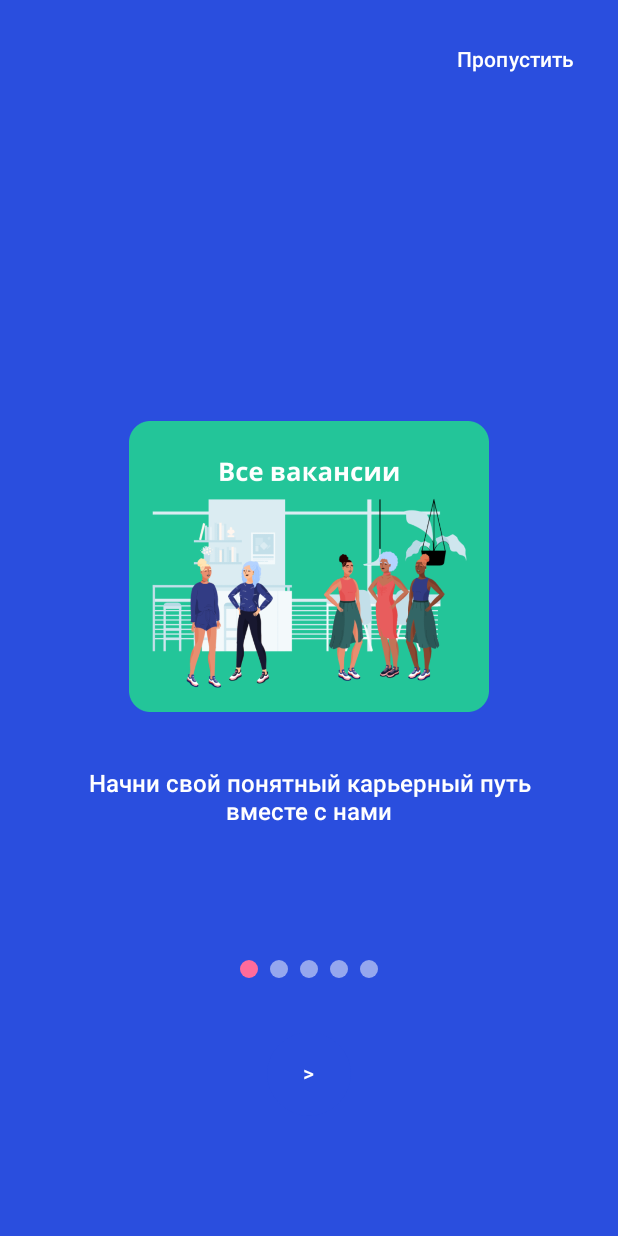
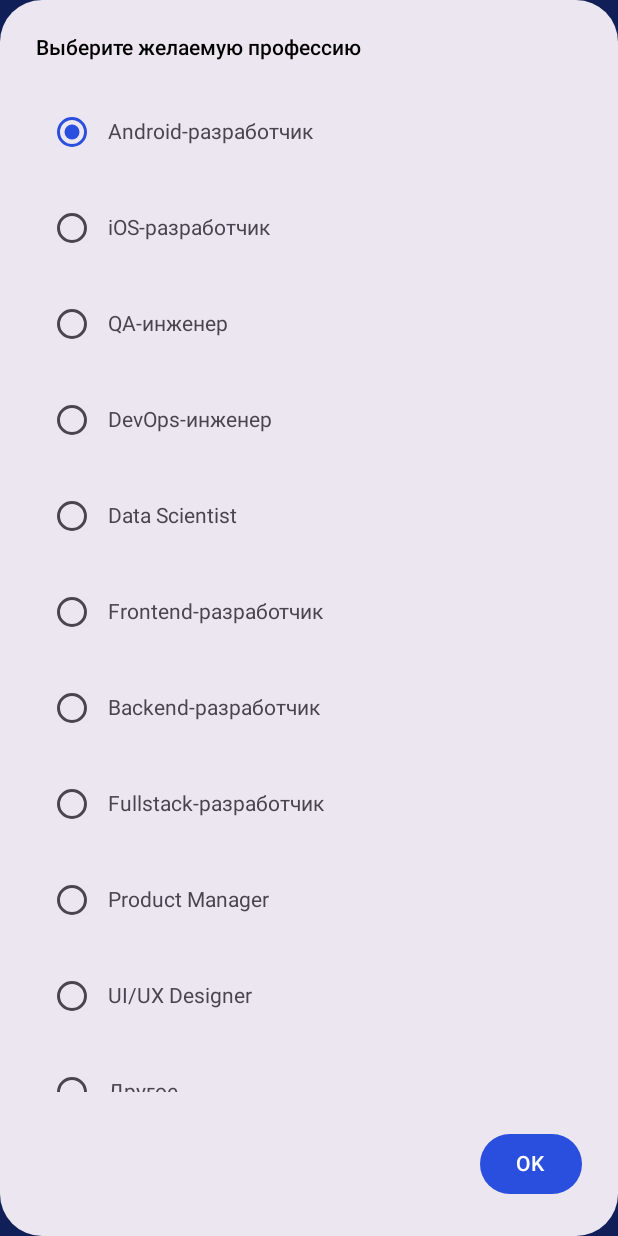
Before and after one commit to V0val0x/ProCareerV2, an Android app built with Jetpack Compose: the screen it shows after launch (MainActivity), after a tap on "Пропустить", on a phone screen of 412 x 824 dp. Run offline under Robolectric (Android 15) with nearby library versions, the phone set to English and light mode, and no system bars; our stand-ins replace Dagger/Hilt's generated code; 1 other tap on this screen came first.

Commit message:
Stable build 1st part of updates + onboarding fixes

```diff
--- a/app/src/main/java/com/example/procareerv2/presentation/navigation/NavGraph.kt
+++ b/app/src/main/java/com/example/procareerv2/presentation/navigation/NavGraph.kt
@@ -48,7 +48,7 @@ sealed class Screen(val route: String) {
 fun NavGraph(navController: NavHostController) {
     val authViewModel: AuthViewModel = hiltViewModel()
     val userState by authViewModel.user.collectAsState()
-    val startDestination = Screen.Splash.route
+    val startDestination = Screen.Onboarding.route
 
     NavHost(
         navController = navController,
@@ -82,7 +82,12 @@ fun NavGraph(navController: NavHostController) {
                     }
                 },
                 onSkip = {
-                    navController.navigate(Screen.Login.route) {
+                    navController.navigate(Screen.Home.route) {
+                        popUpTo(Screen.Onboarding.route) { inclusive = true }
+                    }
+                },
+                onNavigateToHome = {
+                    navController.navigate(Screen.Home.route) {
                         popUpTo(Screen.Onboarding.route) { inclusive = true }
                     }
                 }
--- a/app/src/main/java/com/example/procareerv2/presentation/onboarding/OnboardingScreen.kt
+++ b/app/src/main/java/com/example/procareerv2/presentation/onboarding/OnboardingScreen.kt
@@ -9,16 +9,22 @@ import androidx.compose.foundation.layout.Column
 import androidx.compose.foundation.layout.Row
 import androidx.compose.foundation.layout.fillMaxSize
 import androidx.compose.foundation.layout.fillMaxWidth
+import androidx.compose.foundation.layout.height
 import androidx.compose.foundation.layout.padding
 import androidx.compose.foundation.layout.size
 import androidx.compose.foundation.pager.HorizontalPager
 import androidx.compose.foundation.pager.rememberPagerState
 import androidx.compose.foundation.shape.CircleShape
+import androidx.compose.material3.AlertDialog
 import androidx.compose.material3.Button
 import androidx.compose.material3.MaterialTheme
+import androidx.compose.material3.RadioButton
 import androidx.compose.material3.Text
 import androidx.compose.material3.TextButton
 import androidx.compose.runtime.Composable
+import androidx.compose.runtime.getValue
+import androidx.compose.runtime.mutableStateOf
+import androidx.compose.runtime.remember
 import androidx.compose.runtime.rememberCoroutineScope
 import androidx.compose.ui.Alignment
 import androidx.compose.ui.Modifier
@@ -29,6 +35,13 @@ import androidx.compose.ui.text.style.TextAlign
 import androidx.compose.ui.unit.dp
 import com.example.procareerv2.R
 import kotlinx.coroutines.launch
+import androidx.compose.foundation.clickable
+import androidx.compose.ui.zIndex
+import androidx.compose.material3.OutlinedTextField
+import androidx.compose.runtime.saveable.rememberSaveable
+import androidx.compose.runtime.setValue
+import androidx.compose.foundation.lazy.LazyColumn
+import androidx.compose.foundation.lazy.items
 
 data class OnboardingPage(
     val image: Int,
@@ -40,7 +53,8 @@ data class OnboardingPage(
 @Composable
 fun OnboardingScreen(
     onNavigateToLogin: () -> Unit,
-    onSkip: () -> Unit
+    onSkip: () -> Unit,
+    onNavigateToHome: () -> Unit
 ) {
     val pages = listOf(
         OnboardingPage(
@@ -72,18 +86,27 @@ fun OnboardingScreen(
 
     val pagerState = rememberPagerState(pageCount = { pages.size })
     val coroutineScope = rememberCoroutineScope()
+    var showProfessionDialog = remember { mutableStateOf(false) }
+    var selectedProfession = remember { mutableStateOf(IT_PROFESSIONS[0]) }
+    var onboardingFinished = remember { mutableStateOf(false) }
+    var customProfession by rememberSaveable { mutableStateOf("") }
+
+    fun finishOnboarding() {
+        showProfessionDialog.value = true
+    }
 
     Box(
         modifier = Modifier
             .fillMaxSize()
             .background(MaterialTheme.colorScheme.primary)
     ) {
-        // Skip button
+        // Skip button (поверх всего)
         TextButton(
-            onClick = onSkip,
+            onClick = { finishOnboarding() },
             modifier = Modifier
                 .align(Alignment.TopEnd)
-                .padding(16.dp)
+                .padding(top = 32.dp, end = 16.dp)
+                .zIndex(2f)
         ) {
             Text(
                 text = "Пропустить",
@@ -124,16 +147,72 @@ fun OnboardingScreen(
                             pagerState.animateScrollToPage(pagerState.currentPage + 1)
                         }
                     } else {
-                        onNavigateToLogin()
+                        finishOnboarding()
                     }
                 },
                 modifier = Modifier
                     .padding(16.dp)
-                    .size(56.dp)
-                    .clip(CircleShape)
             ) {
-                Text(">")
+                Image(
+                    painter = painterResource(id = R.drawable.next),
+                    contentDescription = "Далее"
+                )
             }
+        }
+
+        if (showProfessionDialog.value) {
+            AlertDialog(
+                onDismissRequest = {},
+                title = { Text("Выберите желаемую профессию") },
+                text = {
+                    LazyColumn {
+                        items(IT_PROFESSIONS.size) { index ->
+                            val profession = IT_PROFESSIONS[index]
+                            Row(
+                                verticalAlignment = Alignment.CenterVertically,
+                                modifier = Modifier
+                                    .fillMaxWidth()
+                                    .clickable {
+                                        selectedProfession.value = profession
+                                        if (profession != "Другое") {
+                                            customProfession = ""
+                                        }
+                                    }
+                                    .padding(vertical = 8.dp)
+                            ) {
+                                RadioButton(
+                                    selected = selectedProfession.value == profession,
+                                    onClick = {
+                                        selectedProfession.value = profession
+                                        if (profession != "Другое") {
+                                            customProfession = ""
+                                        }
+                                    }
+                                )
+                                Text(profession)
+                            }
+                            if (profession == "Другое" && selectedProfession.value == "Другое") {
+                                OutlinedTextField(
+                                    value = customProfession,
+                                    onValueChange = { customProfession = it },
+                                    label = { Text("Ваша профессия") },
+                                    modifier = Modifier.fillMaxWidth().padding(top = 8.dp),
+                                    singleLine = true,
+                                    isError = false
+                                )
+                            }
+                        }
+                    }
+                },
+                confirmButton = {
+                    Button(onClick = {
+                        showProfessionDialog.value = false
+                        onNavigateToHome()
+                    }) {
+                        Text("OK")
+                    }
+                }
+            )
         }
     }
 }
@@ -152,7 +231,8 @@ fun OnboardingPageContent(
             painter = painterResource(id = page.image),
             contentDescription = null,
             modifier = Modifier
-                .size(240.dp)
+                .fillMaxWidth()
+                .height(320.dp)
                 .padding(bottom = 32.dp)
         )
 
@@ -203,3 +283,17 @@ fun PageIndicator(
         }
     }
 }
+
+val IT_PROFESSIONS = listOf(
+    "Android-разработчик",
+    "iOS-разработчик",
+    "QA-инженер",
+    "DevOps-инженер",
+    "Data Scientist",
+    "Frontend-разработчик",
+    "Backend-разработчик",
+    "Fullstack-разработчик",
+    "Product Manager",
+    "UI/UX Designer",
+    "Другое"
+)
```
Also changed, not shown: app/src/main/java/com/example/procareerv2/presentation/profile/ProfileScreen.kt (+12 -7 lines), app/src/main/res/drawable/next.png (added).
